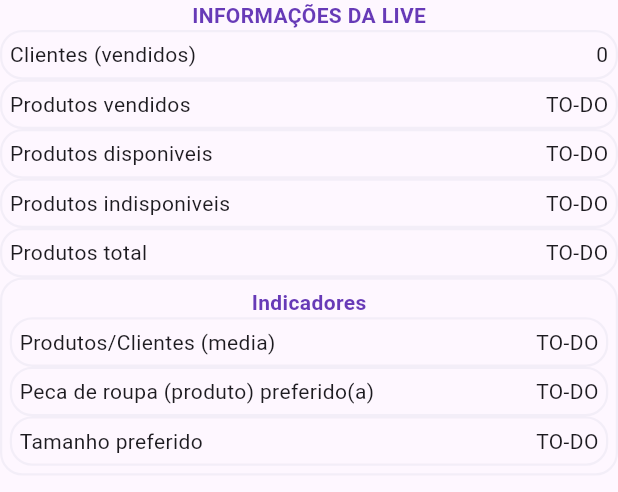
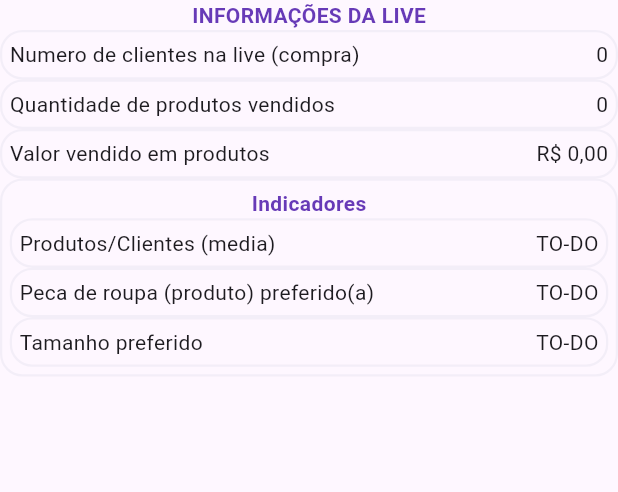
Before and after one commit to pierre-gomes/req-livestream-helper, a Flutter app: the ClientsOrderInfo widget shown alone on an empty page, opened directly with empty values, on a phone screen of 412 x 824 dp. Shown: the top 492 px of the screen. Run offline on Flutter 3.47's test engine with Material 3 defaults, Android fonts, the phone set to English and light mode, and no system bars; our stand-ins replace file_picker, get_it, pdf, printing; missing offline and left inert: excel, window_size.

Commit message:
feat: displaying sell metrics in live dialog

```diff
--- /dev/null
+++ b/lib/src/data/data_helper.dart
@@ -0,0 +1,22 @@
+import 'package:req_livestream_helper/src/controller/app_controller.dart';
+
+class DataHelper {
+  static int getClientsSelledTotal(List<ClientOrder> clientsOrder) {
+    return clientsOrder.where((cO) => cO.client.isNotEmpty).toList().length;
+  }
+
+  static double getProductsTotal(List<ClientOrder> clientsOrder) {
+    return clientsOrder.fold(
+      0.0,
+      (t, clientOrder) =>
+          t + clientOrder.products.fold(0.0, (t, product) => t + product.price),
+    );
+  }
+
+  static int getProductsQtdTotal(List<ClientOrder> clientsOrder) {
+    return clientsOrder.fold(
+      0,
+      (t, clientOrder) => t + clientOrder.products.length,
+    );
+  }
+}
--- a/lib/src/view/components/data_listing/components/clients_order/dialog/clients_order_dialog.dart
+++ b/lib/src/view/components/data_listing/components/clients_order/dialog/clients_order_dialog.dart
@@ -1,5 +1,7 @@
 import 'package:flutter/material.dart';
+import 'package:intl/intl.dart';
 import 'package:req_livestream_helper/src/controller/app_controller.dart';
+import 'package:req_livestream_helper/src/data/data_helper.dart';
 import 'package:req_livestream_helper/src/view/components/base_components/base_coming_up_animation_wrap.dart';
 import 'package:req_livestream_helper/src/view/components/base_components/base_rounded_border_wrap.dart';
 import 'package:req_livestream_helper/src/view/components/base_components/base_scroll_view_list.dart';
@@ -69,13 +71,22 @@ class ClientsOrderInfo extends StatelessWidget {
       children: [
         BaseText('Informações da live'.toUpperCase()),
         SingleClientsOrderInfo(
-          label: 'Clientes (vendidos)',
-          value: clientsOrder.length.toString(),
+          label: 'Numero de clientes na live (compra)',
+          value: DataHelper.getClientsSelledTotal(clientsOrder).toString(),
         ),
-        SingleClientsOrderInfo(label: 'Produtos vendidos', value: 'TO-DO'),
-        SingleClientsOrderInfo(label: 'Produtos disponiveis', value: 'TO-DO'),
-        SingleClientsOrderInfo(label: 'Produtos indisponiveis', value: 'TO-DO'),
-        SingleClientsOrderInfo(label: 'Produtos total', value: 'TO-DO'),
+        SingleClientsOrderInfo(
+          label: 'Quantidade de produtos vendidos',
+          value: DataHelper.getProductsQtdTotal(clientsOrder).toString(),
+        ),
+        // SingleClientsOrderInfo(label: 'Produtos disponiveis', value: 'TO-DO'),
+        // SingleClientsOrderInfo(label: 'Produtos indisponiveis', value: 'TO-DO'),
+        SingleClientsOrderInfo(
+          label: 'Valor vendido em produtos',
+          value: NumberFormat.currency(
+            locale: 'pt_BR',
+            symbol: 'R\$',
+          ).format(DataHelper.getProductsTotal(clientsOrder)),
+        ),
         RoundedBorderWrap.base(
           child: Column(
             children: [
```
